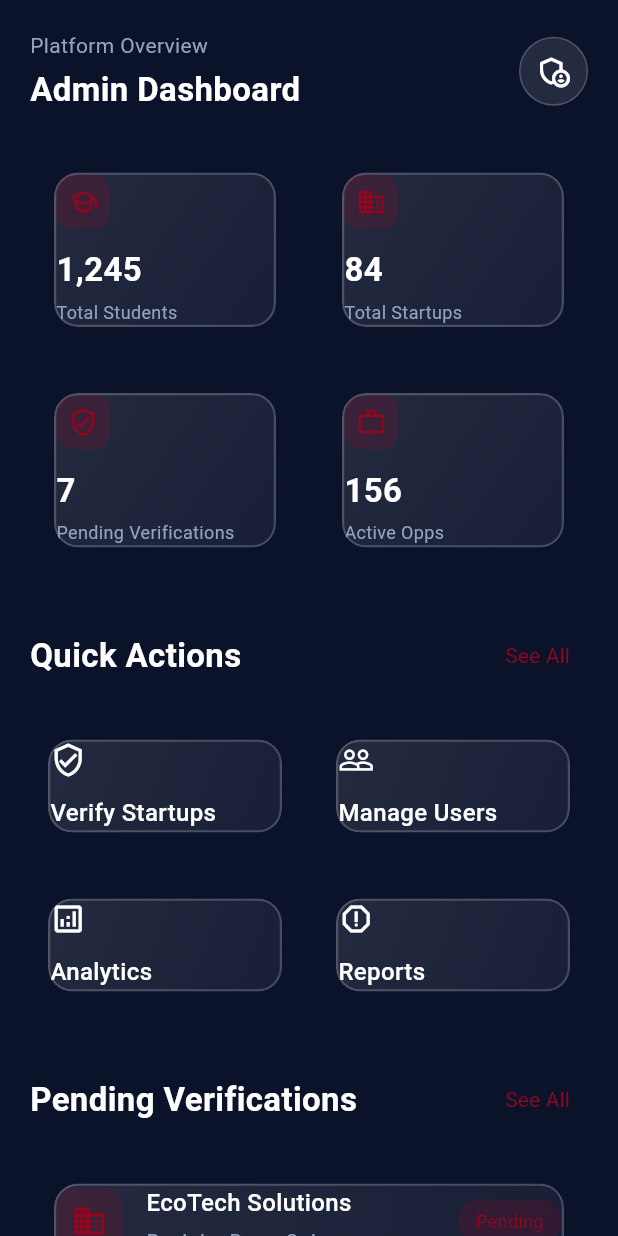
After one commit to ingdia/alu_spark, a Flutter app: the AdminHomeScreen screen opened directly, on a phone screen of 412 x 824 dp. The commit adds this screen. Run offline on Flutter 3.47's test engine with Material 3 defaults, Android fonts, the phone set to English and light mode, and no system bars; our stand-ins replace flutter_riverpod.

Commit message:
feat(home): add admin dashboard screen with platform overview

```diff
--- /dev/null
+++ b/lib/features/home/presentation/screens/admin_home_screen.dart
@@ -0,0 +1,300 @@
+import 'package:flutter/material.dart';
+import 'package:flutter_riverpod/flutter_riverpod.dart';
+import 'package:alu_spark/app/theme/app_colors.dart';
+import 'package:alu_spark/app/theme/app_text_styles.dart';
+import 'package:alu_spark/core/widgets/glassmorphism_container.dart';
+
+class AdminHomeScreen extends ConsumerWidget {
+  const AdminHomeScreen({super.key});
+
+  @override
+  Widget build(BuildContext context, WidgetRef ref) {
+    return Scaffold(
+      backgroundColor: AppColors.darkBlue,
+      body: SafeArea(
+        child: SingleChildScrollView(
+          padding: const EdgeInsets.symmetric(horizontal: 20, vertical: 20),
+          child: Column(
+            crossAxisAlignment: CrossAxisAlignment.start,
+            children: [
+              _buildHeader(),
+              const SizedBox(height: 24),
+              _buildQuickStats(),
+              const SizedBox(height: 32),
+              _buildSectionHeader('Quick Actions'),
+              const SizedBox(height: 16),
+              _buildQuickActions(),
+              const SizedBox(height: 32),
+              _buildSectionHeader('Pending Verifications'),
+              const SizedBox(height: 16),
+              _buildPendingVerifications(),
+              const SizedBox(height: 20),
+            ],
+          ),
+        ),
+      ),
+    );
+  }
+
+  Widget _buildHeader() {
+    return Row(
+      mainAxisAlignment: MainAxisAlignment.spaceBetween,
+      children: [
+        Column(
+          crossAxisAlignment: CrossAxisAlignment.start,
+          children: [
+            Text(
+              'Platform Overview',
+              style: AppTextStyles.bodyMedium.copyWith(
+                color: AppColors.textSecondary,
+              ),
+            ),
+            const SizedBox(height: 4),
+            Text(
+              'Admin Dashboard',
+              style: AppTextStyles.headingMedium.copyWith(
+                color: AppColors.white,
+              ),
+            ),
+          ],
+        ),
+        GestureDetector(
+          onTap: () {
+            // TODO: Navigate to admin settings or notifications
+          },
+          child: Container(
+            padding: const EdgeInsets.all(10),
+            decoration: BoxDecoration(
+              color: AppColors.glassWhite,
+              shape: BoxShape.circle,
+              border: Border.all(color: AppColors.borderGlass),
+            ),
+            child: const Icon(
+              Icons.admin_panel_settings_outlined,
+              color: AppColors.white,
+              size: 24,
+            ),
+          ),
+        ),
+      ],
+    );
+  }
+
+  Widget _buildQuickStats() {
+    return Column(
+      children: [
+        Row(
+          children: [
+            Expanded(
+              child: _buildStatCard('Total Students', '1,245', Icons.school_outlined),
+            ),
+            const SizedBox(width: 12),
+            Expanded(
+              child: _buildStatCard('Total Startups', '84', Icons.business_outlined),
+            ),
+          ],
+        ),
+        const SizedBox(height: 12),
+        Row(
+          children: [
+            Expanded(
+              child: _buildStatCard('Pending Verifications', '7', Icons.verified_user_outlined),
+            ),
+            const SizedBox(width: 12),
+            Expanded(
+              child: _buildStatCard('Active Opps', '156', Icons.work_outline),
+            ),
+          ],
+        ),
+      ],
+    );
+  }
+
+  Widget _buildStatCard(String title, String count, IconData icon) {
+    return GlassmorphicContainer(
+      blur: 10,
+      borderRadius: 16,
+      padding: const EdgeInsets.all(16),
+      child: Column(
+        crossAxisAlignment: CrossAxisAlignment.start,
+        children: [
+          Container(
+            padding: const EdgeInsets.all(8),
+            decoration: BoxDecoration(
+              color: AppColors.darkRed.withOpacity(0.2),
+              borderRadius: BorderRadius.circular(10),
+            ),
+            child: Icon(icon, color: AppColors.darkRed, size: 20),
+          ),
+          const SizedBox(height: 12),
+          Text(
+            count,
+            style: AppTextStyles.headingMedium.copyWith(
+              color: AppColors.white,
+            ),
+          ),
+          const SizedBox(height: 4),
+          Text(
+            title,
+            style: AppTextStyles.bodyMedium.copyWith(
+              color: AppColors.textSecondary,
+              fontSize: 12,
+            ),
+          ),
+        ],
+      ),
+    );
+  }
+
+  Widget _buildSectionHeader(String title) {
+    return Row(
+      mainAxisAlignment: MainAxisAlignment.spaceBetween,
+      children: [
+        Text(
+          title,
+          style: AppTextStyles.headingMedium.copyWith(
+            color: AppColors.white,
+          ),
+        ),
+        TextButton(
+          onPressed: () {
+            // TODO: Navigate to see all
+          },
+          child: Text(
+            'See All',
+            style: AppTextStyles.bodyMedium.copyWith(
+              color: AppColors.darkRed,
+            ),
+          ),
+        ),
+      ],
+    );
+  }
+
+  Widget _buildQuickActions() {
+    return Column(
+      children: [
+        Row(
+          children: [
+            Expanded(
+              child: _buildActionButton('Verify Startups', Icons.verified_user_outlined, () {}),
+            ),
+            const SizedBox(width: 12),
+            Expanded(
+              child: _buildActionButton('Manage Users', Icons.people_outline, () {}),
+            ),
+          ],
+        ),
+        const SizedBox(height: 12),
+        Row(
+          children: [
+            Expanded(
+              child: _buildActionButton('Analytics', Icons.analytics_outlined, () {}),
+            ),
+            const SizedBox(width: 12),
+            Expanded(
+              child: _buildActionButton('Reports', Icons.report_outlined, () {}),
+            ),
+          ],
+        ),
+      ],
+    );
+  }
+
+  Widget _buildActionButton(String title, IconData icon, VoidCallback onTap) {
+    return GestureDetector(
+      onTap: onTap,
+      child: GlassmorphicContainer(
+        blur: 10,
+        borderRadius: 16,
+        padding: const EdgeInsets.symmetric(vertical: 16, horizontal: 12),
+        child: Column(
+          crossAxisAlignment: CrossAxisAlignment.start,
+          children: [
+            Icon(icon, color: AppColors.white, size: 24),
+            const SizedBox(height: 12),
+            Text(
+              title,
+              style: AppTextStyles.bodyLarge.copyWith(
+                color: AppColors.white,
+              ),
+            ),
+          ],
+        ),
+      ),
+    );
+  }
+
+  Widget _buildPendingVerifications() {
+    // Using final instead of const because the list contains AppColors values
+    final verifications = [
+      {'name': 'EcoTech Solutions', 'founder': 'John Doe', 'date': '2 days ago', 'color': AppColors.darkRed},
+      {'name': 'FinFlow', 'founder': 'Jane Smith', 'date': '5 days ago', 'color': AppColors.lightGray},
+      {'name': 'HealthPlus', 'founder': 'Alice Brown', 'date': '1 week ago', 'color': AppColors.darkRedLight},
+    ];
+
+    return Column(
+      children: verifications.map((v) {
+        return Padding(
+          padding: const EdgeInsets.only(bottom: 12),
+          child: GlassmorphicContainer(
+            blur: 10,
+            borderRadius: 16,
+            padding: const EdgeInsets.all(16),
+            child: Row(
+              children: [
+                Container(
+                  padding: const EdgeInsets.all(10),
+                  decoration: BoxDecoration(
+                    color: (v['color'] as Color).withOpacity(0.2),
+                    borderRadius: BorderRadius.circular(12),
+                  ),
+                  child: Icon(
+                    Icons.business_outlined,
+                    color: v['color'] as Color,
+                    size: 24,
+                  ),
+                ),
+                const SizedBox(width: 16),
+                Expanded(
+                  child: Column(
+                    crossAxisAlignment: CrossAxisAlignment.start,
+                    children: [
+                      Text(
+                        v['name'] as String,
+                        style: AppTextStyles.bodyLarge.copyWith(
+                          color: AppColors.white,
+                        ),
+                      ),
+                      const SizedBox(height: 4),
+                      Text(
+                        'By ${v['founder']} • ${v['date']}',
+                        style: AppTextStyles.bodyMedium.copyWith(
+                          color: AppColors.textSecondary,
+                        ),
+                      ),
+                    ],
+                  ),
+                ),
+                Container(
+                  padding: const EdgeInsets.symmetric(horizontal: 12, vertical: 6),
+                  decoration: BoxDecoration(
+                    color: (v['color'] as Color).withOpacity(0.2),
+                    borderRadius: BorderRadius.circular(20),
+                  ),
+                  child: Text(
+                    'Pending',
+                    style: AppTextStyles.bodyMedium.copyWith(
+                      color: v['color'] as Color,
+                      fontSize: 12,
+                    ),
+                  ),
+                ),
+              ],
+            ),
+          ),
+        );
+      }).toList(),
+    );
+  }
+}
--- a/lib/features/home/presentation/screens/founder_home_screen.dart
+++ b/lib/features/home/presentation/screens/founder_home_screen.dart
@@ -45,36 +45,23 @@ class FounderHomeScreen extends ConsumerWidget {
           children: [
             Text(
               'Welcome back,',
-              style: AppTextStyles.bodyMedium.copyWith(
-                color: AppColors.textSecondary,
-              ),
+              style: AppTextStyles.bodyMedium.copyWith(color: AppColors.textSecondary),
             ),
             const SizedBox(height: 4),
             Text(
               'TechStart Team',
-              style: AppTextStyles.headingMedium.copyWith(
-                color: AppColors.white,
-              ),
+              style: AppTextStyles.headingMedium.copyWith(color: AppColors.white),
             ),
           ],
         ),
-        GestureDetector(
-          onTap: () {
-            // TODO: Navigate to notifications
-          },
-          child: Container(
-            padding: const EdgeInsets.all(10),
-            decoration: BoxDecoration(
-              color: AppColors.glassWhite,
-              shape: BoxShape.circle,
-              border: Border.all(color: AppColors.borderGlass),
-            ),
-            child: const Icon(
-              Icons.notifications_outlined,
-              color: AppColors.white,
-              size: 24,
-            ),
+        Container(
+          padding: const EdgeInsets.all(10),
+          decoration: BoxDecoration(
+            color: AppColors.glassWhite,
+            shape: BoxShape.circle,
+            border: Border.all(color: AppColors.borderGlass),
           ),
+          child: const Icon(Icons.notifications_outlined, color: AppColors.white, size: 24),
         ),
       ],
     );
@@ -103,19 +90,11 @@ class FounderHomeScreen extends ConsumerWidget {
             children: [
               Icon(icon, color: AppColors.darkRed, size: 28),
               const SizedBox(height: 8),
-              Text(
-                count,
-                style: AppTextStyles.headingMedium.copyWith(
-                  color: AppColors.white,
-                ),
-              ),
+              Text(count, style: AppTextStyles.headingMedium.copyWith(color: AppColors.white)),
               const SizedBox(height: 4),
               Text(
                 title,
-                style: AppTextStyles.bodyMedium.copyWith(
-                  color: AppColors.textSecondary,
-                  fontSize: 12,
-                ),
+                style: AppTextStyles.bodyMedium.copyWith(color: AppColors.textSecondary, fontSize: 12),
                 textAlign: TextAlign.center,
               ),
             ],
@@ -129,22 +108,10 @@ class FounderHomeScreen extends ConsumerWidget {
     return Row(
       mainAxisAlignment: MainAxisAlignment.spaceBetween,
       children: [
-        Text(
-          title,
-          style: AppTextStyles.headingMedium.copyWith(
-            color: AppColors.white,
-          ),
-        ),
+        Text(title, style: AppTextStyles.headingMedium.copyWith(color: AppColors.white)),
         TextButton(
-          onPressed: () {
-            // TODO: Navigate to see all
-          },
-          child: Text(
-            'See All',
-            style: AppTextStyles.bodyMedium.copyWith(
-              color: AppColors.darkRed,
-            ),
-          ),
+          onPressed: () {},
+          child: Text('See All', style: AppTextStyles.bodyMedium.copyWith(color: AppColors.darkRed)),
         ),
       ],
     );
@@ -154,23 +121,11 @@ class FounderHomeScreen extends ConsumerWidget {
     return Row(
       children: [
         Expanded(
-          child: _buildActionButton(
-            'Post Opportunity',
-            Icons.add_circle_outline,
-            () {
-              // TODO: Navigate to post opportunity
-            },
-          ),
+          child: _buildActionButton('Post Opportunity', Icons.add_circle_outline, () {}),
         ),
         const SizedBox(width: 16),
         Expanded(
-          child: _buildActionButton(
-            'Manage Profile',
-            Icons.business_outlined,
-            () {
-              // TODO: Navigate to startup profile
-            },
-          ),
+          child: _buildActionButton('Manage Profile', Icons.business_outlined, () {}),
         ),
       ],
     );
@@ -191,9 +146,7 @@ class FounderHomeScreen extends ConsumerWidget {
             Flexible(
               child: Text(
                 title,
-                style: AppTextStyles.bodyLarge.copyWith(
-                  color: AppColors.white,
-                ),
+                style: AppTextStyles.bodyLarge.copyWith(color: AppColors.white),
                 overflow: TextOverflow.ellipsis,
               ),
             ),
@@ -204,7 +157,66 @@ class FounderHomeScreen extends ConsumerWidget {
   }
 
   Widget _buildRecentApplications() {
-    // Using final instead of const because the list contains AppColors values
     final applications = [
       {'name': 'Alex Johnson', 'role': 'UI/UX Designer', 'status': 'New', 'color': AppColors.darkRed},
       {'name': 'Sarah Lee', 'role': 'Frontend Dev', 'status': 'Reviewing', 'color': AppColors.lightGray},
+      {'name': 'James Mwangi', 'role': 'Marketing Intern', 'status': 'Shortlisted', 'color': AppColors.darkRedLight},
+    ];
+
+    return Column(
+      children: applications.map((app) {
+        return Padding(
+          padding: const EdgeInsets.only(bottom: 12),
+          child: GlassmorphicContainer(
+            blur: 10,
+            borderRadius: 16,
+            padding: const EdgeInsets.all(16),
+            child: Row(
+              children: [
+                CircleAvatar(
+                  radius: 22,
+                  backgroundColor: AppColors.glassWhite,
+                  child: Text(
+                    (app['name'] as String)[0],
+                    style: AppTextStyles.bodyLarge.copyWith(color: AppColors.white),
+                  ),
+                ),
+                const SizedBox(width: 16),
+                Expanded(
+                  child: Column(
+                    crossAxisAlignment: CrossAxisAlignment.start,
+                    children: [
+                      Text(
+                        app['name'] as String,
+                        style: AppTextStyles.bodyLarge.copyWith(color: AppColors.white),
+                      ),
+                      const SizedBox(height: 4),
+                      Text(
+                        app['role'] as String,
+                        style: AppTextStyles.bodyMedium.copyWith(color: AppColors.textSecondary),
+                      ),
+                    ],
+                  ),
+                ),
+                Container(
+                  padding: const EdgeInsets.symmetric(horizontal: 12, vertical: 6),
+                  decoration: BoxDecoration(
+                    color: (app['color'] as Color).withOpacity(0.2),
+                    borderRadius: BorderRadius.circular(20),
+                  ),
+                  child: Text(
+                    app['status'] as String,
+                    style: AppTextStyles.bodyMedium.copyWith(
+                      color: app['color'] as Color,
+                      fontSize: 12,
+                    ),
+                  ),
+                ),
+              ],
+            ),
+          ),
+        );
+      }).toList(),
+    );
+  }
+}
```
